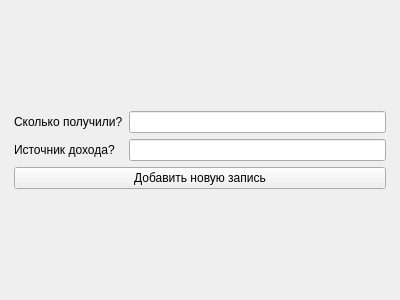
First picture: the form in screens/screen_3.ui, repository ZinixZay/spending_watcher, before the edit.
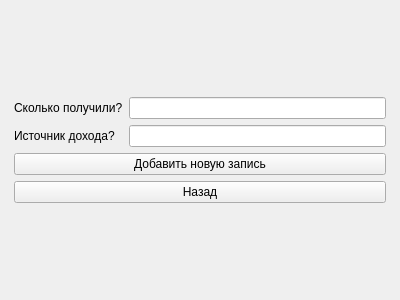
Second picture: the form after the edit.

Commit message: beta chart added, back buttons added

```diff
--- a/screens/screen_3.ui
+++ b/screens/screen_3.ui
@@ -55,6 +55,13 @@
        </property>
       </widget>
      </item>
+     <item row="3" column="0" colspan="2">
+      <widget class="QPushButton" name="back_but">
+       <property name="text">
+        <string>Назад</string>
+       </property>
+      </widget>
+     </item>
     </layout>
    </item>
   </layout>
```
Left out of the diff: 26 changed lines with no effect on the pictures. The commit also changes 6 other files.
